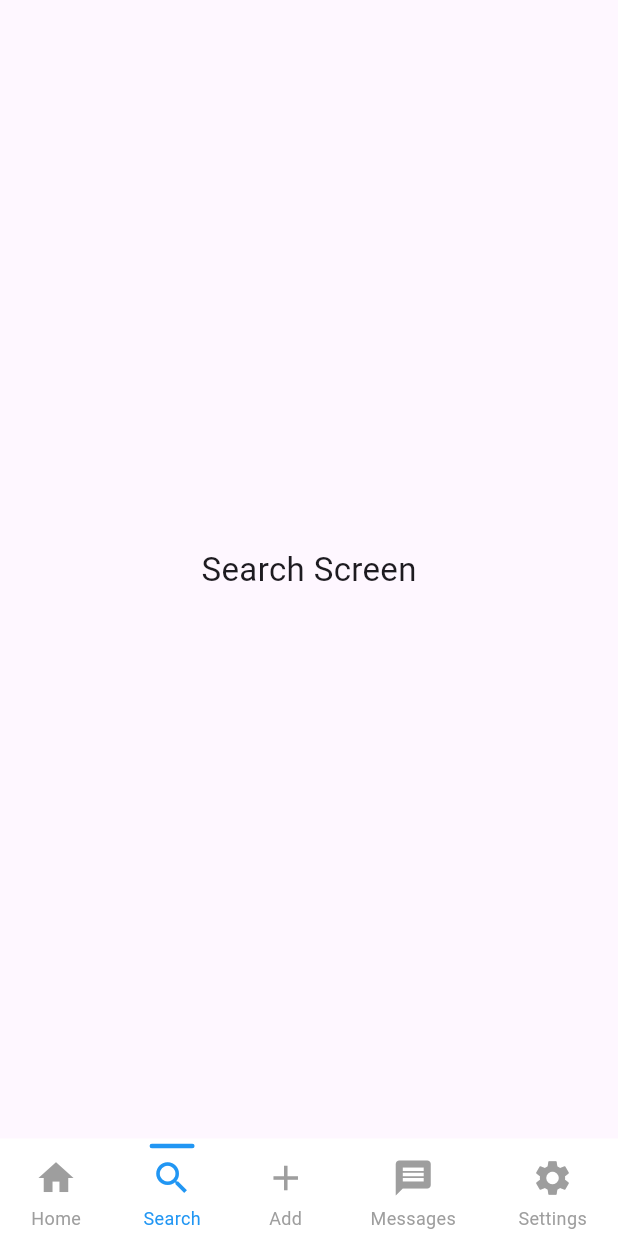
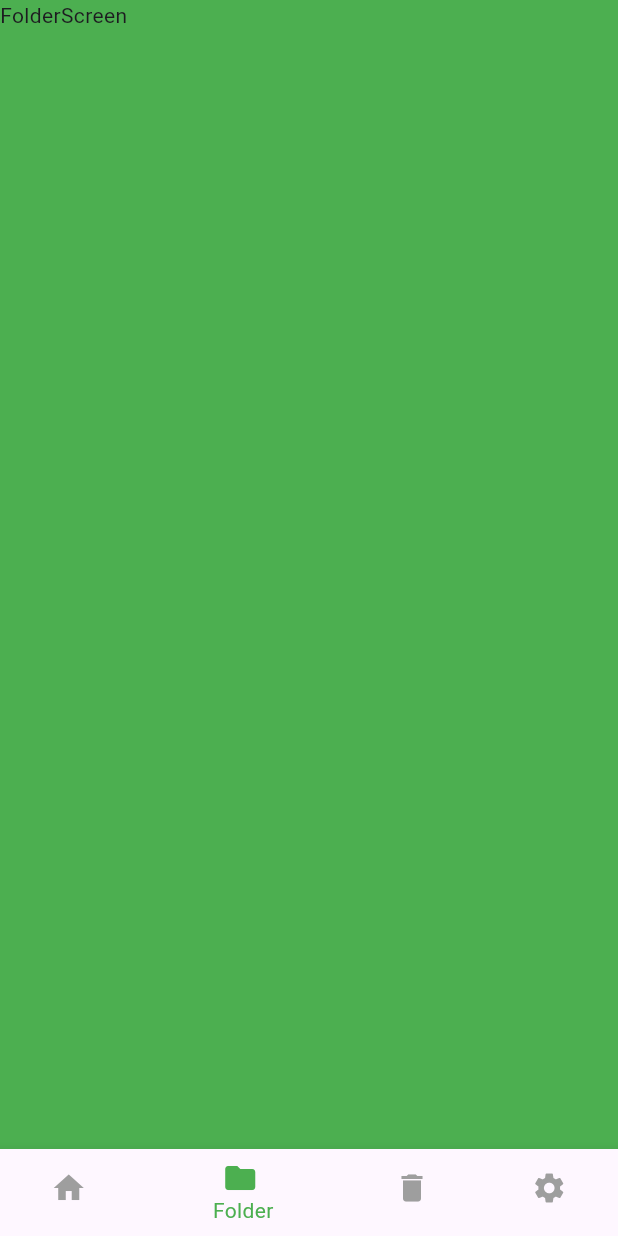
Before and after one commit to mdreja09/My_Notes, a Flutter app: the screen it shows after launch, item 2 of the bottom bar chosen, on a phone screen of 412 x 824 dp. Run offline on Flutter 3.47's test engine with Material 3 defaults, Android fonts, the phone set to English and light mode, and no system bars.

Commit message:
BottonNavigation

```diff
--- /dev/null
+++ b/lib/View/BottomBar/BottomNavigation.dart
@@ -0,0 +1,65 @@
+import 'dart:developer';
+
+import 'package:flutter/material.dart';
+import 'package:notes/View/Delete/DeleteScreen.dart';
+import 'package:notes/View/Folder/FolderScreen.dart';
+import 'package:notes/View/Home/HomeScreen.dart';
+import 'package:notes/View/Settings/SettingsScreen.dart';
+
+class Bottomnavigation extends StatefulWidget {
+  const Bottomnavigation({super.key});
+
+  @override
+  State<Bottomnavigation> createState() => _BottomnavigationState();
+}
+
+class _BottomnavigationState extends State<Bottomnavigation> {
+  List Screens = [ Homescreen(),
+  FolderScreen(),
+    Deletescreen(),
+    Settingsscreen()
+
+  ];
+
+
+  int selectIndex = 0;
+
+  @override
+  Widget build(BuildContext context) {
+    return Scaffold(
+
+
+
+      body: Screens[selectIndex],
+
+
+      bottomNavigationBar: BottomNavigationBar(
+        currentIndex: selectIndex,
+        onTap: (v){
+          setState(() {
+
+          });
+          log("===4v");
+          setState(() {
+            selectIndex = v;
+          });
+
+        },
+
+        selectedItemColor: Colors.green,
+        unselectedItemColor: Colors.grey,
+        backgroundColor:Colors.white30,
+
+        //selectedIconTheme: IconThemeData(color: Colors.black),
+        //unselectedIconTheme: IconThemeData(color: Colors.black),
+
+        items: [
+          BottomNavigationBarItem(icon: Icon(Icons.home), label: "Home"),
+          BottomNavigationBarItem(icon: Icon(Icons.folder), label: " Folder"),
+          BottomNavigationBarItem(icon: Icon(Icons.delete), label: "Trash"),
+          BottomNavigationBarItem(icon: Icon(Icons.settings), label: "Setting"),
+        ],
+      ),
+    );
+  }
+}
--- /dev/null
+++ b/lib/View/Folder/FolderScreen.dart
@@ -0,0 +1,17 @@
+import 'package:flutter/material.dart';
+class FolderScreen extends StatefulWidget {
+  const FolderScreen({super.key});
+
+  @override
+  State<FolderScreen> createState() => _DeletescreenState();
+}
+
+class _DeletescreenState extends State<FolderScreen> {
+  @override
+  Widget build(BuildContext context) {
+    return Scaffold(
+      backgroundColor: Colors.green,
+      body: Text("FolderScreen"),
+    );
+  }
+}
--- a/lib/View/HomeScreen.dart
+++ /dev/null
@@ -1,81 +0,0 @@
-import 'package:flutter/material.dart';
-
-class HomeScreen extends StatefulWidget {
-  @override
-  _HomeScreenState createState() => _HomeScreenState();
-}
-
-class _HomeScreenState extends State<HomeScreen> {
-
-  int currentIndex = 0;
-
-  final items = [
-    {"icon": Icons.home, "label": "Home"},
-    {"icon": Icons.search, "label": "Search"},
-    {"icon": Icons.add, "label": "Add"},
-    {"icon": Icons.message, "label": "Messages"},
-    {"icon": Icons.settings, "label": "Settings"},
-  ];
-
-  @override
-  Widget build(BuildContext context) {
-    return Scaffold(
-      body: Center(
-        child: Text(
-          "${items[currentIndex]['label']} Screen",
-          style: TextStyle(fontSize: 22),
-        ),
-      ),
-
-      bottomNavigationBar: Container(
-        height: 65,
-        color: Colors.white,
-        child: Row(
-          mainAxisAlignment: MainAxisAlignment.spaceAround,
-          children: List.generate(items.length, (index) {
-            bool isSelected = currentIndex == index;
-
-            return GestureDetector(
-              onTap: () {
-                setState(() {
-                  currentIndex = index;
-                });
-              },
-              child: Column(
-                mainAxisAlignment: MainAxisAlignment.center,
-                children: [
-                  // Blue top line
-                  Container(
-                    height: 3,
-                    width: 30,
-                    margin: EdgeInsets.only(bottom: 6),
-                    decoration: BoxDecoration(
-                      color: isSelected ? Colors.blue : Colors.transparent,
-                      borderRadius: BorderRadius.circular(3),
-                    ),
-                  ),
-
-                  Icon(
-                    items[index]["icon"] as IconData,
-                    size: 28,
-                    color: isSelected ? Colors.blue : Colors.grey,
-                  ),
-
-                  SizedBox(height: 4),
-
-                  Text(
-                    items[index]["label"] as String,
-                    style: TextStyle(
-                      fontSize: 12,
-                      color: isSelected ? Colors.blue : Colors.grey,
-                    ),
-                  ),
-                ],
-              ),
-            );
-          }),
-        ),
-      ),
-    );
-  }
-}
--- a/lib/View/SplashScreen.dart
+++ b/lib/View/SplashScreen/SplashScreen.dart
@@ -1,7 +1,9 @@
 import 'dart:developer';
 
 import 'package:flutter/material.dart';
-import 'package:notes/View/HomeScreen.dart';
+
+
+import '../BottomBar/BottomNavigation.dart';
 
 class Splashscreen extends StatefulWidget {
   const Splashscreen({super.key});
@@ -14,7 +16,7 @@ class _SplashscreenState extends State<Splashscreen> {
   autoNavigate () async{
     //log("oooooo");
     await Future.delayed(Duration(seconds: 4));
-    Navigator.pushReplacement(context,MaterialPageRoute(builder: (context) => HomeScreen(),));
+    Navigator.pushReplacement(context,MaterialPageRoute(builder: (context) => Bottomnavigation(),));
   }
   @override
   void initState() {
--- a/lib/main.dart
+++ b/lib/main.dart
@@ -1,7 +1,9 @@
 import 'package:flutter/material.dart';
 
 import 'Notes.dart';
-import 'View/SplashScreen.dart';
+import 'View/BottomBar/BottomNavigation.dart';
+
+import 'View/SplashScreen/SplashScreen.dart';
 void main () {
   runApp(MyApp());
 }
```
Also changed, not shown: lib/View/Delete/DeleteScreen.dart (added, +17 -0 lines), lib/View/Home/HomeScreen.dart (added, +16 -0 lines), lib/View/Settings/SettingsScreen.dart (added, +17 -0 lines).
